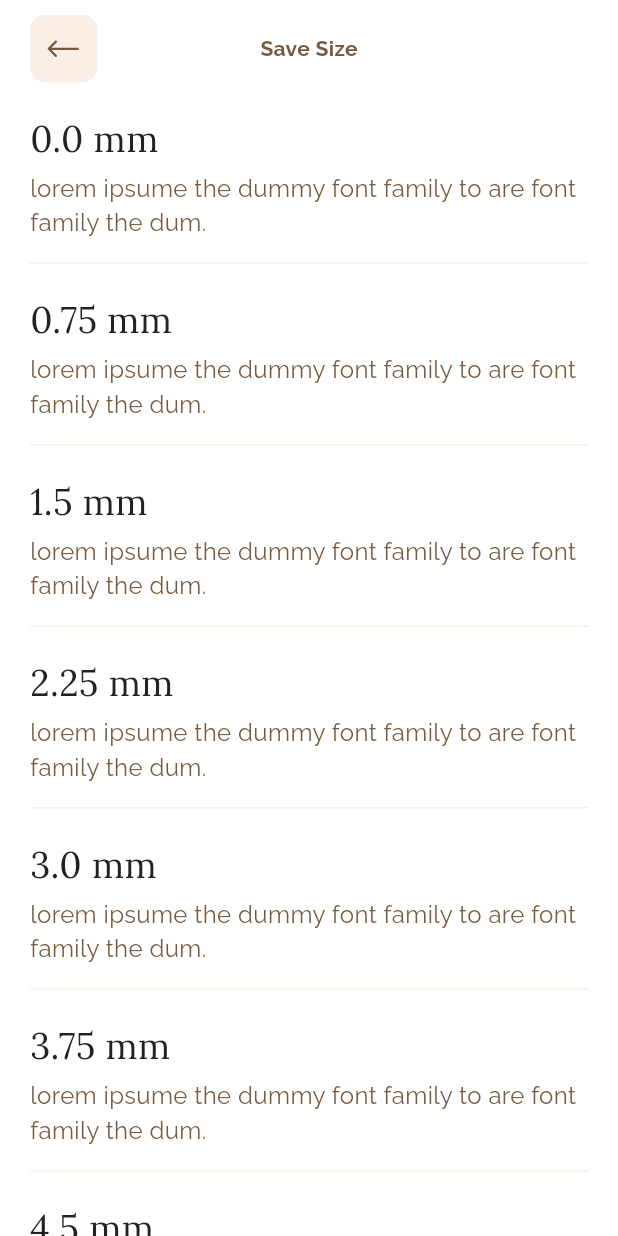
After one commit to s0urav-hald3r/ring_sizer, a Flutter app: the screen it shows after launch, after a tap on "Save Size", on a phone screen of 412 x 824 dp. The commit adds this screen. Run offline on Flutter 3.47's test engine with Material 3 defaults, Android fonts, the phone set to English and light mode, and no system bars; our stand-ins replace flutter_svg, get, get_storage, google_fonts.

Commit message:
save size page UI complete

```diff
--- /dev/null
+++ b/lib/views/save_size_page.dart
@@ -0,0 +1,63 @@
+import 'package:flutter/material.dart';
+import 'package:google_fonts/google_fonts.dart';
+import 'package:ring_sizer/components/back_appbar.dart';
+import 'package:ring_sizer/config/constants.dart';
+
+class SaveSizePage extends StatelessWidget {
+  const SaveSizePage({super.key});
+
+  @override
+  Widget build(BuildContext context) {
+    Size size = MediaQuery.of(context).size;
+
+    return Scaffold(
+      body: SafeArea(
+        child: Container(
+          width: size.width,
+          height: size.height,
+          padding: const EdgeInsets.symmetric(horizontal: 20),
+          child: Column(children: [
+            const SizedBox(height: 10),
+            const BackAppBar(title: 'Save Size'),
+            Expanded(
+              child: ListView.separated(
+                  separatorBuilder: (context, index) {
+                    return const Divider(
+                      height: 1,
+                      color: primaryColor,
+                    );
+                  },
+                  itemCount: 12,
+                  itemBuilder: (context, index) {
+                    return Container(
+                      padding: const EdgeInsets.only(top: 20, bottom: 15),
+                      child: Column(
+                          crossAxisAlignment: CrossAxisAlignment.start,
+                          children: [
+                            Text(
+                              '${index * .75} mm',
+                              style: GoogleFonts.lora(
+                                fontSize: 24,
+                                fontWeight: FontWeight.w400,
+                                color: textColor,
+                              ),
+                            ),
+                            const SizedBox(height: 5),
+                            Text(
+                              'lorem ipsume the dummy font family to are font family the dum.',
+                              style: GoogleFonts.raleway(
+                                fontSize: 16,
+                                fontWeight: FontWeight.w400,
+                                color: secondaryColor,
+                              ),
+                            ),
+                          ]),
+                    );
+                  }),
+            )
+          ]),
+        ),
+      ),
+    );
+  }
+}
--- a/lib/views/settings_page.dart
+++ b/lib/views/settings_page.dart
@@ -2,6 +2,8 @@ import 'package:flutter/material.dart';
 import 'package:google_fonts/google_fonts.dart';
 import 'package:ring_sizer/components/back_appbar.dart';
 import 'package:ring_sizer/config/constants.dart';
+import 'package:ring_sizer/config/navigation.dart';
+import 'package:ring_sizer/views/save_size_page.dart';
 
 class SettingsPage extends StatelessWidget {
   const SettingsPage({super.key});
@@ -23,59 +25,19 @@ class SettingsPage extends StatelessWidget {
               child: Column(
                   mainAxisAlignment: MainAxisAlignment.center,
                   children: [
-                    Text(
-                      'United States',
-                      style: GoogleFonts.raleway(
-                        fontSize: 16,
-                        fontWeight: FontWeight.w500,
-                        color: textColor,
-                      ),
-                    ),
-                    const Divider(height: 40, color: primaryColor),
-                    Text(
-                      'Save Size',
-                      style: GoogleFonts.raleway(
-                        fontSize: 16,
-                        fontWeight: FontWeight.w500,
-                        color: textColor,
-                      ),
-                    ),
-                    const Divider(height: 40, color: primaryColor),
-                    Text(
-                      'Managing Subscriptions',
-                      style: GoogleFonts.raleway(
-                        fontSize: 16,
-                        fontWeight: FontWeight.w500,
-                        color: textColor,
-                      ),
-                    ),
-                    const Divider(height: 40, color: primaryColor),
-                    Text(
-                      'Contact Us',
-                      style: GoogleFonts.raleway(
-                        fontSize: 16,
-                        fontWeight: FontWeight.w500,
-                        color: textColor,
-                      ),
-                    ),
-                    const Divider(height: 40, color: primaryColor),
-                    Text(
-                      'Privacy Policy',
-                      style: GoogleFonts.raleway(
-                        fontSize: 16,
-                        fontWeight: FontWeight.w500,
-                        color: textColor,
-                      ),
-                    ),
-                    const Divider(height: 40, color: primaryColor),
-                    Text(
-                      'Terms of Use',
-                      style: GoogleFonts.raleway(
-                        fontSize: 16,
-                        fontWeight: FontWeight.w500,
-                        color: textColor,
-                      ),
-                    ),
+                    menuOption('United States', () {}),
+                    const Divider(height: 1, color: primaryColor),
+                    menuOption('Save Size', () {
+                      NavigatorKey.push(const SaveSizePage());
+                    }),
+                    const Divider(height: 1, color: primaryColor),
+                    menuOption('Managing Subscriptions', () {}),
+                    const Divider(height: 1, color: primaryColor),
+                    menuOption('Contact Us', () {}),
+                    const Divider(height: 1, color: primaryColor),
+                    menuOption('Privacy Policy', () {}),
+                    const Divider(height: 1, color: primaryColor),
+                    menuOption('Terms of Use', () {}),
                   ]),
             )
           ]),
@@ -83,4 +45,21 @@ class SettingsPage extends StatelessWidget {
       ),
     );
   }
+
+  Widget menuOption(String title, Function callBack) {
+    return InkWell(
+      onTap: () => callBack(),
+      child: Padding(
+        padding: const EdgeInsets.symmetric(vertical: 20),
+        child: Text(
+          title,
+          style: GoogleFonts.raleway(
+            fontSize: 16,
+            fontWeight: FontWeight.w500,
+            color: textColor,
+          ),
+        ),
+      ),
+    );
+  }
 }
```
